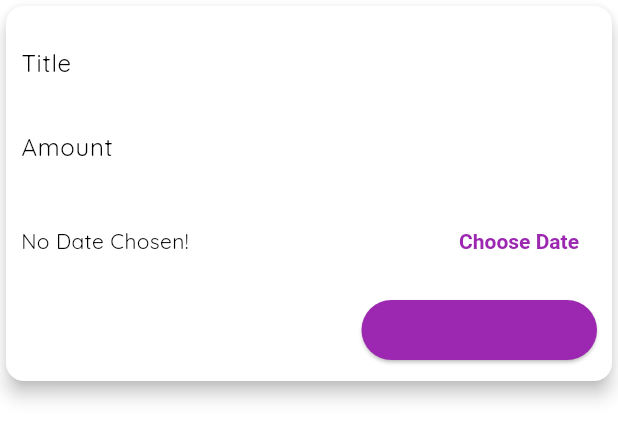
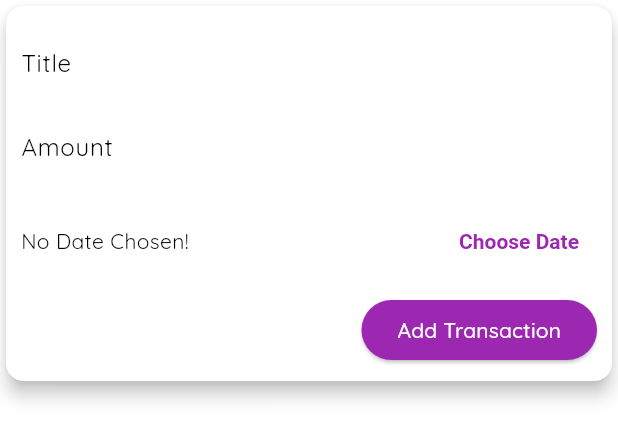
Before and after one commit to felipebss1/flutter_expenses_app, a Flutter app: the NewTransaction widget shown alone on an empty page, opened directly with empty values, on a phone screen of 412 x 824 dp. Shown: the top 440 px of the screen. Run offline on Flutter 3.47's test engine with Material 3 defaults, Android fonts, the phone set to English and light mode, and no system bars; missing offline and left inert: numeral.

Commit message:
Refactor: fixed 'Add Transaction' button

```diff
--- a/lib/widgets/new_transaction.dart
+++ b/lib/widgets/new_transaction.dart
@@ -103,7 +103,12 @@ class _NewTransactionState extends State<NewTransaction> {
                   backgroundColor: Theme.of(context).colorScheme.primary,
                 ),
                 onPressed: _submitData,
-                child: const Text('Add Transaction'),
+                child: const Text(
+                  'Add Transaction',
+                  style: TextStyle(
+                    color: Colors.white,
+                  ),
+                ),
               ),
             ],
           ),
```
